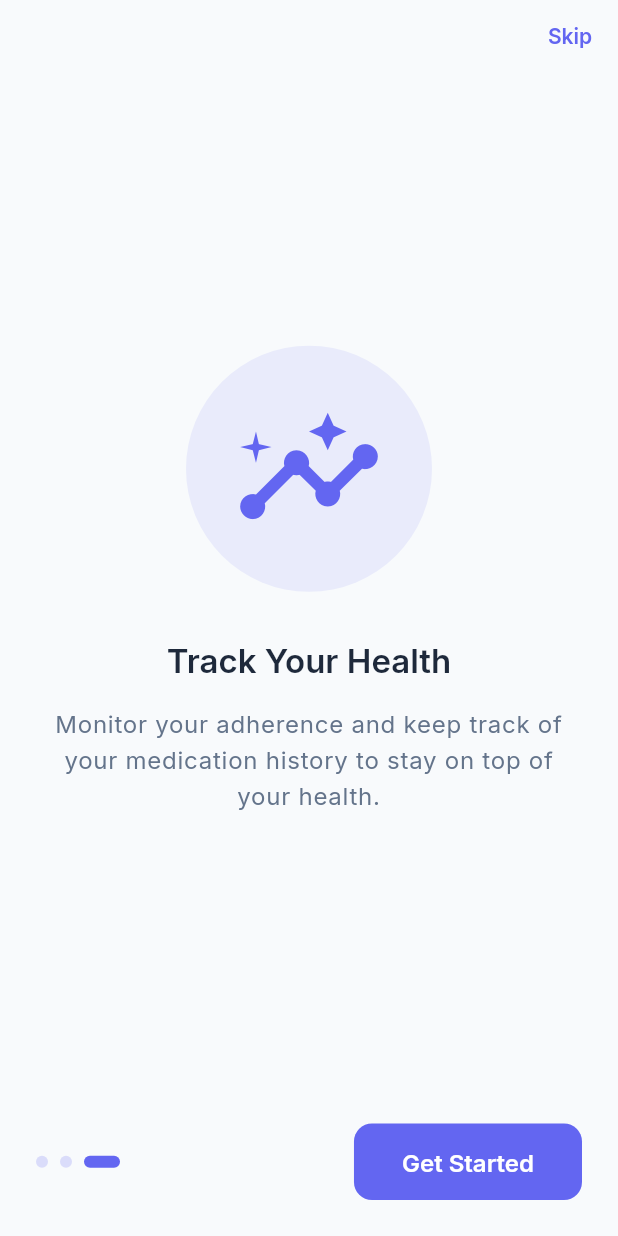
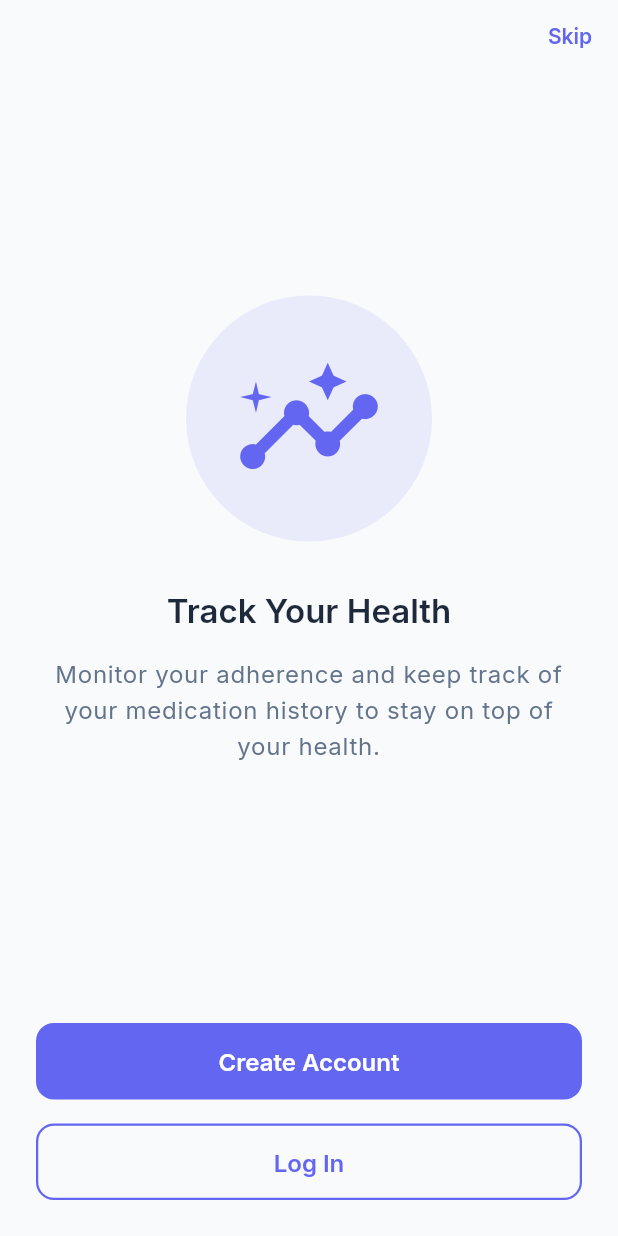
Before and after one commit to Sam21-39/medify, a Flutter app: the screen it shows after launch, swiped to page 3, on a phone screen of 412 x 824 dp. Run offline on Flutter 3.47's test engine with Material 3 defaults, Android fonts, the phone set to English and light mode, and no system bars; our stand-ins replace cloud_firestore, firebase_auth, firebase_core, firebase_messaging, flutter_local_notifications, get and 5 more; accounts and stored records are empty.

Commit message:
feat: Enhance onboarding experience with explicit sign-up/login options and refined navigation flow.

```diff
--- a/lib/app/modules/auth/controllers/auth_controller.dart
+++ b/lib/app/modules/auth/controllers/auth_controller.dart
@@ -70,7 +70,7 @@ class AuthController extends GetxController {
       // await credential.user!.sendEmailVerification();
 
       // Get.offAllNamed(AppRoutes.emailVerification);
-      Get.offAllNamed(AppRoutes.home);
+      Get.offAllNamed(AppRoutes.permissionRequest);
     } on FirebaseAuthException catch (e) {
       Get.snackbar('Error', e.message ?? 'Registration failed');
     } catch (e) {
@@ -96,6 +96,5 @@ class AuthController extends GetxController {
   Future<void> completeOnboarding() async {
     final prefs = await SharedPreferences.getInstance();
     await prefs.setBool(AppConstants.keyOnboardingComplete, true);
-    Get.offAllNamed(AppRoutes.login);
   }
 }
--- a/lib/app/modules/auth/views/onboarding_screen.dart
+++ b/lib/app/modules/auth/views/onboarding_screen.dart
@@ -2,6 +2,7 @@ import 'package:flutter/material.dart';
 import 'package:get/get.dart';
 import 'package:medify/core/theme/app_theme.dart';
 import '../controllers/auth_controller.dart';
+import 'package:medify/app/routes/app_routes.dart';
 
 class OnboardingScreen extends StatefulWidget {
   const OnboardingScreen({super.key});
@@ -18,17 +19,20 @@ class _OnboardingScreenState extends State<OnboardingScreen> {
   final List<OnboardingPage> _pages = [
     OnboardingPage(
       title: 'Welcome to Medify',
-      description: 'Your personal medication assistant. Never miss a dose again with our smart reminder system.',
+      description:
+          'Your personal medication assistant. Never miss a dose again with our smart reminder system.',
       icon: Icons.health_and_safety,
     ),
     OnboardingPage(
       title: 'Smart Reminders',
-      description: 'Get timely alerts for all your medications. Customize schedules that fit your lifestyle.',
+      description:
+          'Get timely alerts for all your medications. Customize schedules that fit your lifestyle.',
       icon: Icons.notifications_active,
     ),
     OnboardingPage(
       title: 'Track Your Health',
-      description: 'Monitor your adherence and keep track of your medication history to stay on top of your health.',
+      description:
+          'Monitor your adherence and keep track of your medication history to stay on top of your health.',
       icon: Icons.insights,
     ),
   ];
@@ -43,7 +47,10 @@ class _OnboardingScreenState extends State<OnboardingScreen> {
             Align(
               alignment: Alignment.topRight,
               child: TextButton(
-                onPressed: _authController.completeOnboarding,
+                onPressed: () {
+                  _authController.completeOnboarding();
+                  Get.offAllNamed(AppRoutes.login);
+                },
                 child: const Text('Skip'),
               ),
             ),
@@ -67,7 +74,40 @@ class _OnboardingScreenState extends State<OnboardingScreen> {
             // Indicators and Buttons
             Padding(
               padding: const EdgeInsets.all(AppTheme.spacingL),
-              child: Row(
+              child: _currentPage == _pages.length - 1
+                  ? Column(
+                      mainAxisSize: MainAxisSize.min,
+                      children: [
+                        SizedBox(
+                          width: double.infinity,
+                          child: ElevatedButton(
+                            onPressed: () {
+                              _authController.completeOnboarding();
+                              Get.offAllNamed(AppRoutes.register);
+                            },
+                            style: ElevatedButton.styleFrom(
+                              padding: const EdgeInsets.symmetric(vertical: 16),
+                            ),
+                            child: const Text('Create Account'),
+                          ),
+                        ),
+                        const SizedBox(height: AppTheme.spacingM),
+                        SizedBox(
+                          width: double.infinity,
+                          child: OutlinedButton(
+                            onPressed: () {
+                              _authController.completeOnboarding();
+                              Get.offAllNamed(AppRoutes.login);
+                            },
+                            style: OutlinedButton.styleFrom(
+                              padding: const EdgeInsets.symmetric(vertical: 16),
+                            ),
+                            child: const Text('Log In'),
+                          ),
+                        ),
+                      ],
+                    )
+                  : Row(
                       mainAxisAlignment: MainAxisAlignment.spaceBetween,
                       children: [
                         // Page Indicators
@@ -89,27 +129,18 @@ class _OnboardingScreenState extends State<OnboardingScreen> {
                           ),
                         ),
 
-                  // Next/Get Started Button
+                        // Next Button
                         ElevatedButton(
                           onPressed: () {
-                      if (_currentPage < _pages.length - 1) {
                             _pageController.nextPage(
                               duration: const Duration(milliseconds: 300),
                               curve: Curves.easeInOut,
                             );
-                      } else {
-                        _authController.completeOnboarding();
-                      }
                           },
                           style: ElevatedButton.styleFrom(
-                      padding: const EdgeInsets.symmetric(
-                        horizontal: 32,
-                        vertical: 16,
+                            padding: const EdgeInsets.symmetric(horizontal: 32, vertical: 16),
                           ),
-                    ),
-                    child: Text(
-                      _currentPage == _pages.length - 1 ? 'Get Started' : 'Next',
-                    ),
+                          child: const Text('Next'),
                         ),
                       ],
                     ),
@@ -132,11 +163,7 @@ class _OnboardingScreenState extends State<OnboardingScreen> {
               color: AppTheme.primaryColor.withValues(alpha: 0.1),
               shape: BoxShape.circle,
             ),
-            child: Icon(
-              page.icon,
-              size: 100,
-              color: AppTheme.primaryColor,
-            ),
+            child: Icon(page.icon, size: 100, color: AppTheme.primaryColor),
           ),
           const SizedBox(height: AppTheme.spacingXL),
           Text(
@@ -147,9 +174,7 @@ class _OnboardingScreenState extends State<OnboardingScreen> {
           const SizedBox(height: AppTheme.spacingM),
           Text(
             page.description,
-            style: Theme.of(context).textTheme.bodyLarge?.copyWith(
-              color: AppTheme.textSecondary,
-            ),
+            style: Theme.of(context).textTheme.bodyLarge?.copyWith(color: AppTheme.textSecondary),
             textAlign: TextAlign.center,
           ),
         ],
@@ -163,9 +188,5 @@ class OnboardingPage {
   final String description;
   final IconData icon;
 
-  OnboardingPage({
-    required this.title,
-    required this.description,
-    required this.icon,
-  });
+  OnboardingPage({required this.title, required this.description, required this.icon});
 }
--- a/lib/app/modules/home/views/home_screen.dart
+++ b/lib/app/modules/home/views/home_screen.dart
@@ -109,6 +109,7 @@ class HomeScreen extends GetView<HomeController> {
         ],
       ),
       floatingActionButton: FloatingActionButton(
+        heroTag: 'home_fab',
         onPressed: () => Get.toNamed(AppRoutes.addMedication),
         child: const Icon(Icons.add),
       ),
--- a/lib/app/modules/medications/views/all_medications_screen.dart
+++ b/lib/app/modules/medications/views/all_medications_screen.dart
@@ -124,6 +124,7 @@ class _AllMedicationsScreenState extends State<AllMedicationsScreen> {
         ],
       ),
       floatingActionButton: FloatingActionButton(
+        heroTag: 'all_meds_fab',
         onPressed: () => Get.toNamed(AppRoutes.addMedication),
         child: const Icon(Icons.add),
       ),
```
Also changed, not shown: lib/app/data/models/medication_model.dart (+15 -43 lines). Lines whose indentation alone changed are shown as unchanged.
